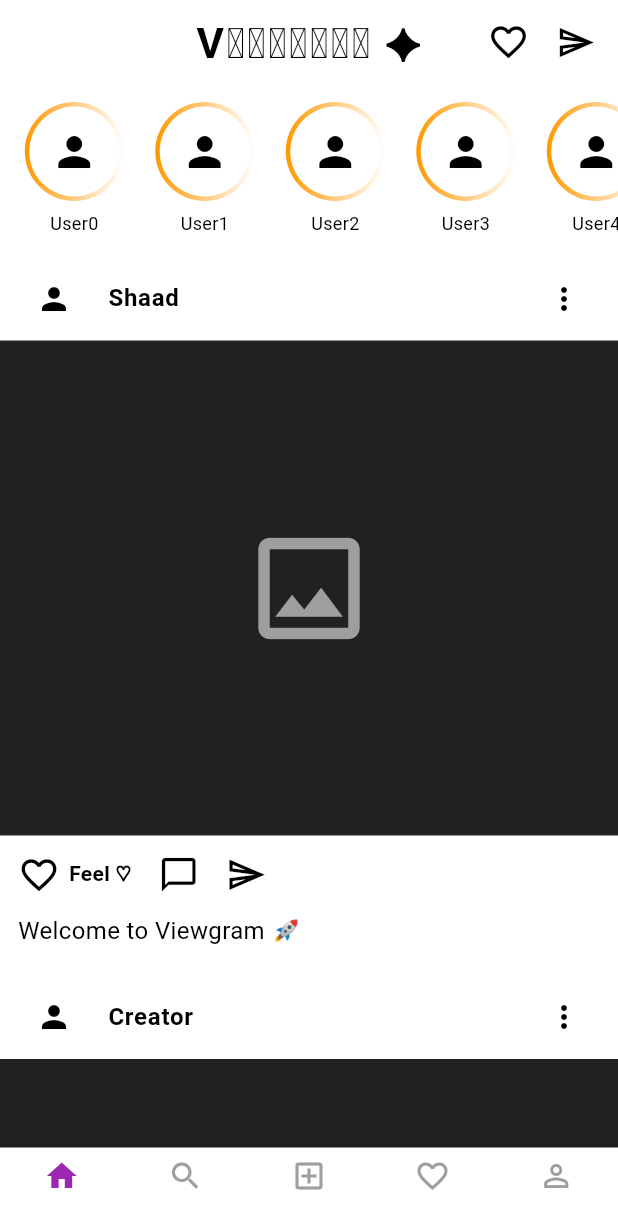
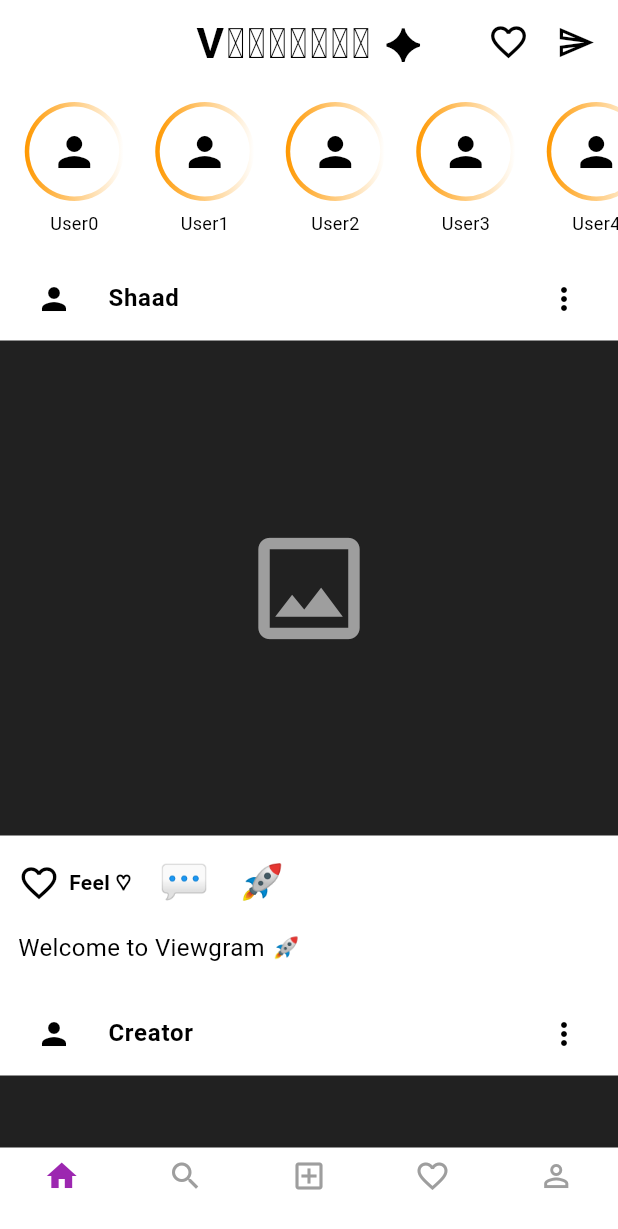
Before and after one commit to ansarishoaib1668-svg/Unique-social-app, a Flutter app: the HomeScreen screen opened directly, on a phone screen of 412 x 824 dp. Shown: the top 1229 px of the screen. Run offline on Flutter 3.47's test engine with Material 3 defaults, Android fonts, the phone set to English and light mode, and no system bars.

Commit message:
Change comment and share buttons to emoji

```diff
--- a/lib/screens/home/home_screen.dart
+++ b/lib/screens/home/home_screen.dart
@@ -209,15 +209,35 @@ class _HomeScreenState extends State<HomeScreen> {
 
               const SizedBox(width: 18),
 
-              Icon(Icons.chat_bubble_outline,
-                  color: Colors.black,
-                  size: 27),
+              GestureDetector(
+                onTap: () {
+                  ScaffoldMessenger.of(context).showSnackBar(
+                    const SnackBar(
+                      content: Text("Comment feature coming soon"),
+                    ),
+                  );
+                },
+                child: const Text(
+                  "💬",
+                  style: TextStyle(fontSize: 27),
+                ),
+              ),
 
-              SizedBox(width: 18),
+              const SizedBox(width: 18),
 
-              Icon(Icons.send_outlined,
-                  color: Colors.black,
-                  size: 27),
+              GestureDetector(
+                onTap: () {
+                  ScaffoldMessenger.of(context).showSnackBar(
+                    const SnackBar(
+                      content: Text("Share button clicked"),
+                    ),
+                  );
+                },
+                child: const Text(
+                  "🚀",
+                  style: TextStyle(fontSize: 27),
+                ),
+              ),
             ],
           ),
         ),
```
